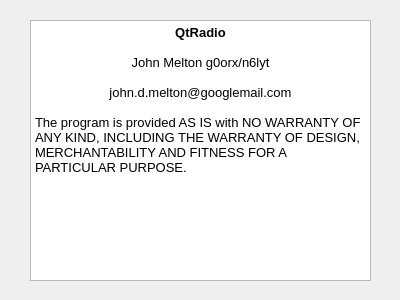
Above: trunk/src/QtRadio/About.ui from 8cH9azbsFifZ/ghpsdr3 before the change. Below: the same form after it.
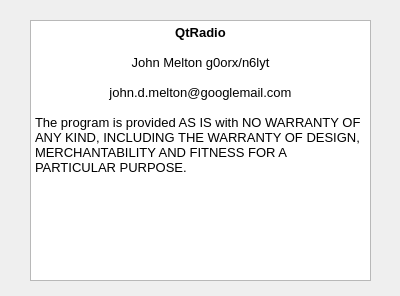
That is the form after the change.

What changed in the file:
```diff
--- a/trunk/src/QtRadio/About.ui
+++ b/trunk/src/QtRadio/About.ui
@@ -7,7 +7,7 @@
     <x>0</x>
     <y>0</y>
     <width>400</width>
-    <height>300</height>
+    <height>296</height>
    </rect>
   </property>
   <property name="windowTitle">
```
Left out of the diff: 16 changed lines with no effect on the pictures.
